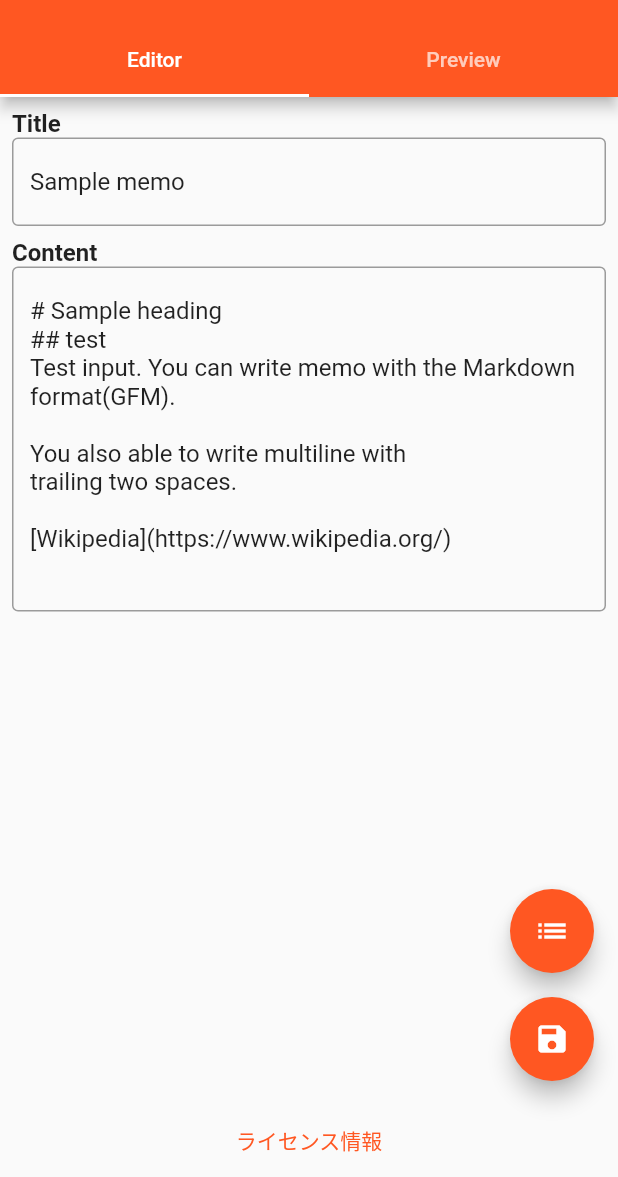
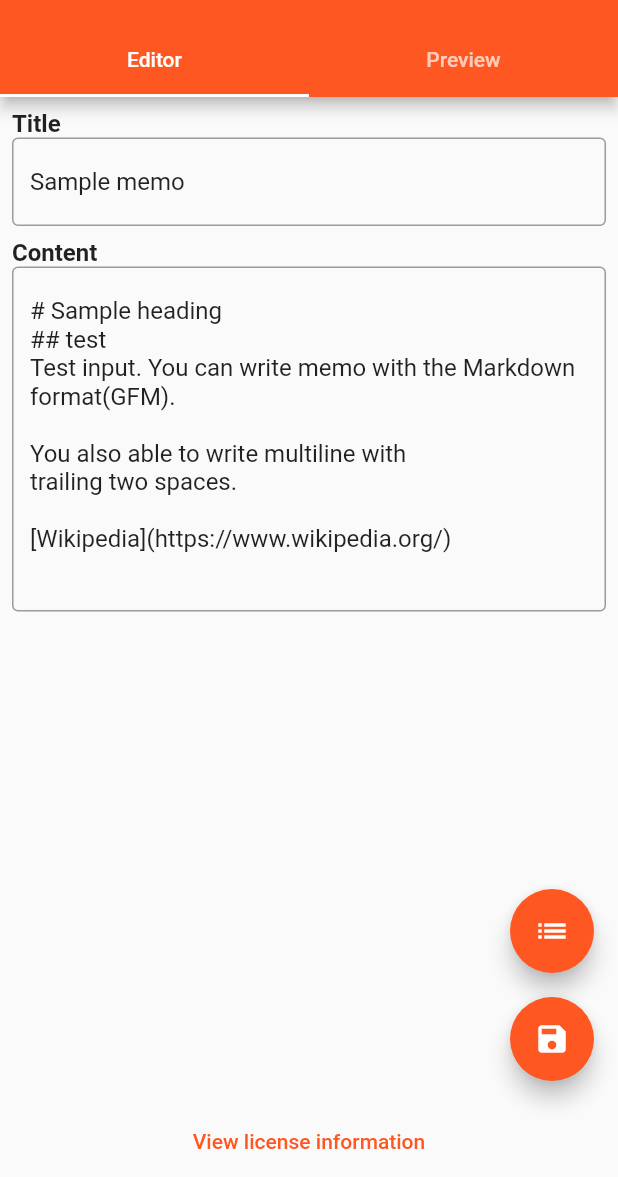
Before and after one commit to Niccari/private-markdown-writer, a Flutter app: the screen it shows after launch, on a phone screen of 412 x 824 dp, the part 59-1236 px from its top. Run offline on Flutter 3.47's test engine with Material 2 defaults, Android fonts, the phone set to English and light mode, and no system bars; our stand-ins replace flutter_markdown, flutter_riverpod, freezed_annotation, hive, hive_flutter, hooks_riverpod and 1 more; missing offline and left inert: markdown; accounts and stored records are empty; generated files the repository leaves out were written again.

Commit message:
fix: localizes license info title

```diff
--- a/lib/l10n/en.arb
+++ b/lib/l10n/en.arb
@@ -61,5 +61,6 @@
   "memoSampleTitle": "Sample memo",
   "memoSampleContent": "# Heading 1\n## Heading 2\nTest input. You can write memo with Markdown format(GFM).\n\nYou also able to write multiline with  trailing two spaces.",
   "notifyMemoContentCopied": "Copied the memo in the heading!",
-  "notifyMemoStored": "The memo has been saved!"
+  "notifyMemoStored": "The memo has been saved!",
+  "licenseNavigator": "View license information"
 }
--- a/lib/l10n/ja.arb
+++ b/lib/l10n/ja.arb
@@ -24,5 +24,6 @@
   "memoListTabList": "メモ一覧",
   "memoListTabDeletedList": "削除済みメモ一覧",
   "notifyMemoContentCopied": "見出し内のメモをコピーしました！",
-  "notifyMemoStored": "メモを保存しました！"
+  "notifyMemoStored": "メモを保存しました！",
+  "licenseNavigator": "ライセンス情報を見る"
 }
--- a/lib/widgets/component/memo/page.dart
+++ b/lib/widgets/component/memo/page.dart
@@ -21,7 +21,7 @@ class MemoPage extends StatelessWidget {
     final memoTabEditor = AppLocalizations.of(context)?.memoTabEditor ?? "";
     final memoTabPreview = AppLocalizations.of(context)?.memoTabPreview ?? "";
     final notifyMemoStored = AppLocalizations.of(context)?.notifyMemoStored ?? "";
-
+    final licenseNavigator = AppLocalizations.of(context)?.licenseNavigator ?? "";
     const fabPaddingInset = EdgeInsets.all(8);
 
     void _storeMemo() {
@@ -67,7 +67,7 @@ class MemoPage extends StatelessWidget {
           ],
         ),
         bottomNavigationBar: TextButton(
-          child: const Text("ライセンス情報"),
+          child: Text(licenseNavigator),
           onPressed: () {
             showLicensePage(context: context);
           },
```
